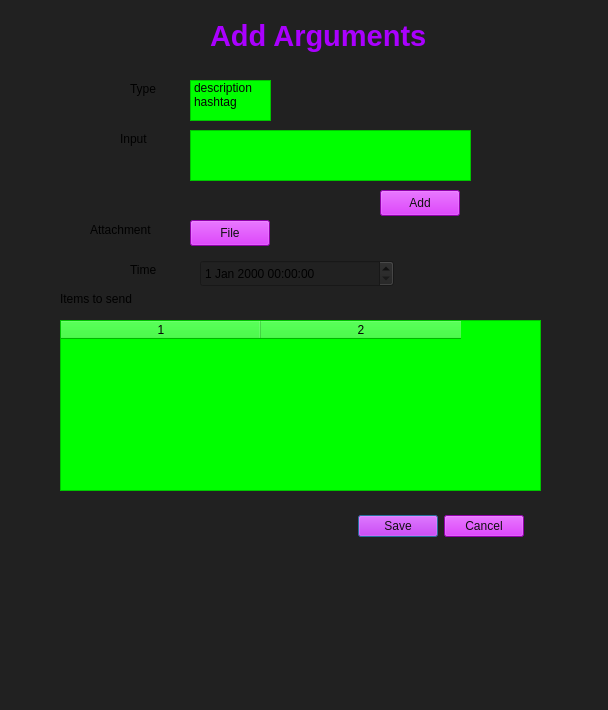
Qt form argdialog.ui (StronglogicSolutions/ky_gui) before a commit.
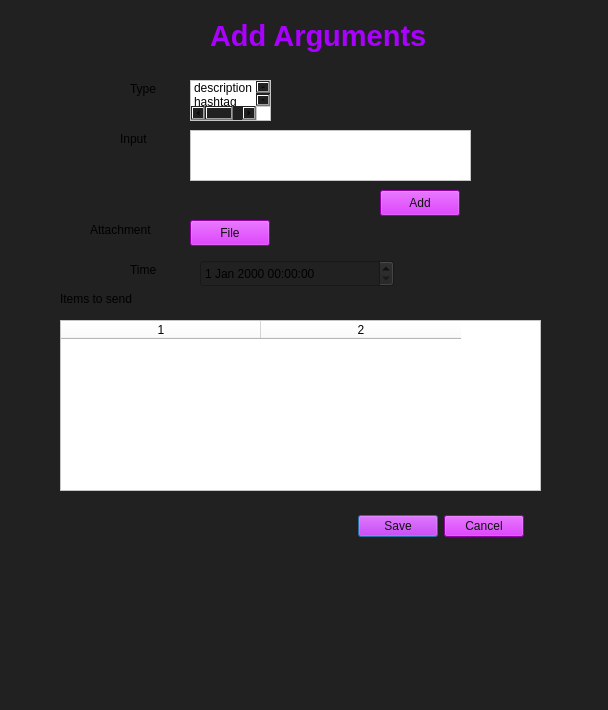
The same form after that commit. Icons and pictures are not drawn.

Commit message: major work to argdialog - layout changes and new arg types. Logic to update rows accordingly and append for the right types

Patch:
```diff
--- a/argdialog.ui
+++ b/argdialog.ui
@@ -129,9 +129,9 @@
     </rect>
    </property>
    <property name="styleSheet">
-    <string notr="true">background-color: rgb(0, 255, 0);
+    <string notr="true">background-color: rgb(255, 255, 255);
 color: rgb(5, 5, 5);
-font: 87 12pt &quot;Noto Sans&quot;;
+font: 87 10pt &quot;Noto Sans&quot;;
 selection-background-color: rgb(255, 0, 174);</string>
    </property>
    <property name="columnCount">
@@ -165,7 +165,7 @@
     </rect>
    </property>
    <property name="styleSheet">
-    <string notr="true">background-color: rgb(0, 255, 0);
+    <string notr="true">background-color: rgb(255, 255, 255);
 color: rgb(5, 5, 5);
 font: 87 10pt &quot;Noto Sans&quot;;
 selection-background-color: rgb(255, 0, 174);</string>
@@ -180,6 +180,21 @@
      <string>hashtag</string>
     </property>
    </item>
+   <item>
+    <property name="text">
+     <string>link/bio</string>
+    </property>
+   </item>
+   <item>
+    <property name="text">
+     <string>promote/share</string>
+    </property>
+   </item>
+   <item>
+    <property name="text">
+     <string>requested by</string>
+    </property>
+   </item>
   </widget>
   <widget class="QLabel" name="label_2">
    <property name="geometry">
@@ -230,10 +245,9 @@
     </rect>
    </property>
    <property name="styleSheet">
-    <string notr="true">background-color: rgb(0, 255, 0);
+    <string notr="true">background-color: rgb(255, 255, 255);
 color: rgb(5, 5, 5);
-font: 87 12pt &quot;Noto Sans&quot;;
-selection-background-color: rgb(255, 0, 174);</string>
+font: 87 10pt &quot;Noto Sans&quot;;</string>
    </property>
   </widget>
   <widget class="QLabel" name="label_5">
```
Left out of the diff: 6 changed lines with no effect on the pictures. The commit also changes 6 other files.
